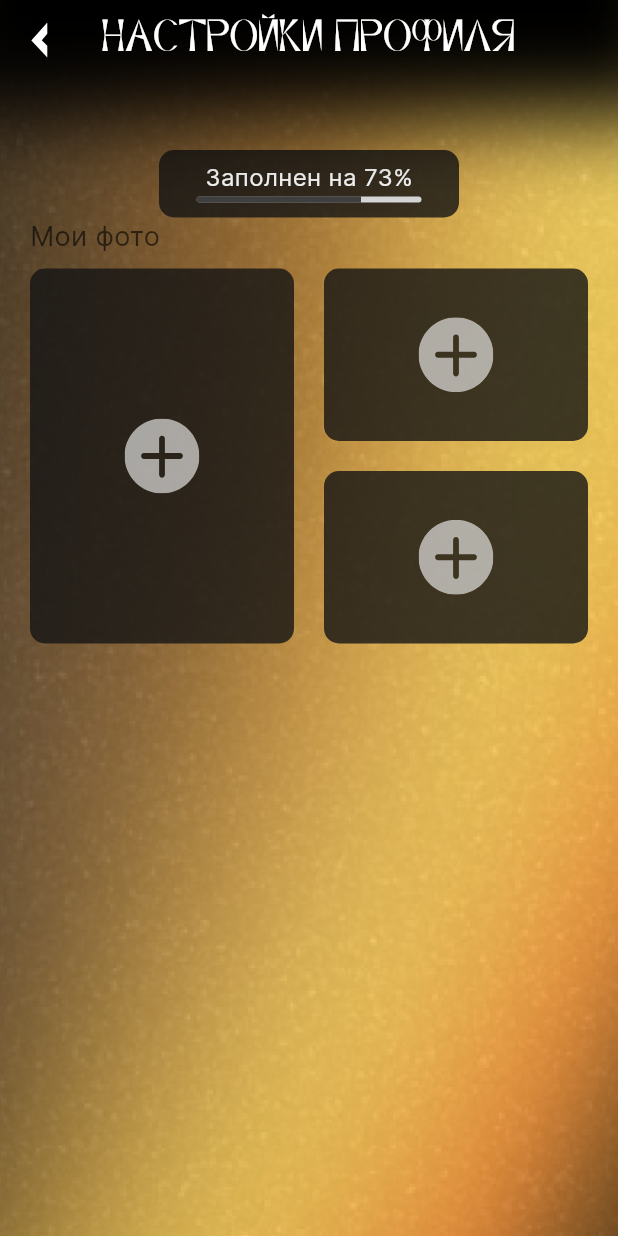
After one commit to romo4ko/shine-frontend, a Flutter app: the ProfileSettings screen opened by its route, on a phone screen of 412 x 824 dp. The commit adds this screen. Run offline on Flutter 3.47's test engine with Material 3 defaults, Android fonts, the phone set to English and light mode, and no system bars; our stand-ins replace flutter_card_swiper, flutter_svg, flutter_xlider, image_picker; missing offline and left inert: masked_text; network calls fail.

Commit message:
added profile settings page

```diff
--- a/lib/components/Profile/ProfileCard.dart
+++ b/lib/components/Profile/ProfileCard.dart
@@ -33,7 +33,7 @@ class ProfileCard extends StatelessWidget {
                 child: CircleAvatar(
                   backgroundColor: Colors.white,
                   backgroundImage: NetworkImage(
-                      user.image
+                      user.image ?? 'https://smart.mag-river.ru/uploads/goods/img/445-360/fit/no-image.png'
                   ),
                   maxRadius: 40,
                 ),
@@ -81,7 +81,7 @@ class ProfileCard extends StatelessWidget {
                 height: 30,
                 child: ElevatedButton(
                   onPressed: () => {
-                    Navigator.pushNamed(context, "edit-profile")
+                    Navigator.pushNamed(context, "profile-settings")
                   },
                   style: ElevatedButton.styleFrom(
                     shape: const RoundedRectangleBorder(
--- /dev/null
+++ b/lib/components/ProfileSettings/ImagesGrid.dart
@@ -0,0 +1,97 @@
+
+import 'package:flutter/material.dart';
+import 'package:flutter_svg/svg.dart';
+import 'package:image_picker/image_picker.dart';
+import 'dart:io';
+
+class ImagesGrid extends StatefulWidget {
+
+  final List images;
+
+  const ImagesGrid({
+    super.key,
+    required this.images,
+  });
+
+  @override
+  State<ImagesGrid> createState() => _ImagesGridState();
+}
+
+class _ImagesGridState extends State<ImagesGrid> {
+
+  @override
+  Widget build(BuildContext context) {
+    return Column(
+      crossAxisAlignment: CrossAxisAlignment.start,
+      children: [
+        Padding(
+          padding: const EdgeInsets.only(bottom: 8.0),
+          child: Text(
+            'Мои фото',
+            textAlign: TextAlign.start,
+            style: TextStyle(
+                color: Colors.black.withOpacity(0.6),
+                fontSize: 18,
+                fontFamily: 'Inter'
+            ),
+          ),
+        ),
+        Row(children: [
+          Container(
+            height: 250,
+            width: MediaQuery.of(context).size.width/2-30,
+            decoration: const BoxDecoration(
+              borderRadius: BorderRadius.all(Radius.circular(10)),
+              color: Color.fromRGBO(20, 20, 20, 0.8),
+            ),
+            child: Center(
+              child: SvgPicture.asset('assets/icons/add-image.svg', width: 50),
+            ),
+          ),
+          const SizedBox(width: 20),
+          Column(children: [
+            GestureDetector(
+              onTap: () {
+                print(1);
+              },
+              child: Container(
+                height: 115,
+                width: MediaQuery.of(context).size.width/2-30,
+                decoration: const BoxDecoration(
+                  borderRadius: BorderRadius.all(Radius.circular(10)),
+                  color: Color.fromRGBO(20, 20, 20, 0.8),
+                ),
+                child: GestureDetector(
+                  onTap: () {
+                  },
+                  child: Container(
+                    padding: const EdgeInsets.symmetric(horizontal: 20, vertical: 10),
+                    child: Center(
+                      child: SvgPicture.asset('assets/icons/add-image.svg', width: 50),
+                    ),
+                  ),
+                ),
+              ),
+            ),
+            const SizedBox(height: 20),
+            GestureDetector(
+              onTap: () {
+              },
+              child: Container(
+                height: 115,
+                width: MediaQuery.of(context).size.width/2-30,
+                decoration: const BoxDecoration(
+                  borderRadius: BorderRadius.all(Radius.circular(10)),
+                  color: Color.fromRGBO(20, 20, 20, 0.8),
+                ),
+                child: Center(
+                  child: SvgPicture.asset('assets/icons/add-image.svg', width: 50),
+                ),
+              ),
+            )
+          ],)
+        ],)
+      ],
+    );
+  }
+}
--- /dev/null
+++ b/lib/components/ProfileSettings/ProfileSettingsFilled.dart
@@ -0,0 +1,79 @@
+
+import 'package:flutter/material.dart';
+import 'package:flutter_svg/svg.dart';
+
+class ProfileSettingsFilled extends StatelessWidget {
+
+  final int percent;
+
+  const ProfileSettingsFilled({
+    super.key,
+    required this.percent,
+  });
+
+  @override
+  Widget build(BuildContext context) {
+    return GestureDetector(
+      onTap: () {
+        print('premium');
+      },
+      child: Container(
+        padding: const EdgeInsets.symmetric(vertical: 10),
+        width: 200,
+        decoration: const BoxDecoration(
+          borderRadius: BorderRadius.all(Radius.circular(10)),
+          color: Color.fromRGBO(20, 20, 20, 0.8),
+        ),
+        child: Column(
+          crossAxisAlignment: CrossAxisAlignment.center,
+          children: [
+            Row(
+              mainAxisAlignment: MainAxisAlignment.center,
+              children: [
+                Text(
+                    'Заполнен на ${percent}%',
+                    style: const TextStyle(
+                        height: 1,
+                        fontFamily: 'Inter',
+                        fontSize: 16,
+                        color: Colors.white
+                    ),
+                ),
+              ],
+            ),
+            SizedBox(height: 5),
+            Stack(
+              children: [
+                Container(
+                  width: 150,
+                  height: 4,
+                  decoration: BoxDecoration(
+                    color: Color.fromRGBO(217, 217, 217, 1),
+                    borderRadius: BorderRadius.circular(10),
+                  ),
+                ),
+                Container(
+                  width: 150,
+                  height: 4,
+                  decoration: BoxDecoration(
+                    borderRadius: BorderRadius.circular(10),
+                    gradient: LinearGradient(
+                      stops: [
+                        percent/100,
+                        0.01,
+                      ],
+                      colors: [
+                        Colors.black.withOpacity(0.7),
+                        Colors.transparent
+                      ],
+                    ),
+                  ),
+                ),
+              ],
+            )
+          ],
+        ),
+      ),
+    );
+  }
+}
--- a/lib/main.dart
+++ b/lib/main.dart
@@ -6,6 +6,7 @@ import 'package:shine/views/filters.dart';
 import 'package:shine/views/information.dart';
 import 'package:shine/views/likes.dart';
 import 'package:shine/views/profile.dart';
+import 'package:shine/views/profileSettings.dart';
 import 'package:shine/views/purpose.dart';
 import 'package:shine/views/settings.dart';
 import 'package:shine/views/tape.dart';
@@ -43,6 +44,7 @@ class App extends StatelessWidget {
         'chat': (context) => const Chat(),
         'likes': (context) => const Likes(),
         'settings': (context) => const Settings(),
+        'profile-settings': (context) => const ProfileSettings(),
       },
       theme: ThemeData(
         scaffoldBackgroundColor: Colors.black,
--- a/lib/models/ChatModel.dart
+++ b/lib/models/ChatModel.dart
@@ -1,4 +1,3 @@
-import 'dart:ffi';
 
 import 'package:shine/models/Message.dart';
 
--- a/lib/models/Self.dart
+++ b/lib/models/Self.dart
@@ -5,7 +5,8 @@ class Self {
   final String? text;
   final String city;
   final String purpose;
-  final String image;
+  final String? image;
+  final List images;
   final bool is_premium;
   final int bot_setting;
   final int profile_filled;
@@ -19,6 +20,7 @@ class Self {
       this.city,
       this.purpose,
       this.image,
+      this.images,
       this.is_premium,
       this.bot_setting,
       this.profile_filled,
@@ -32,6 +34,7 @@ class Self {
         city = json['city'],
         purpose = json['purpose'],
         image = json['image'],
+        images = json['images'] ?? [],
         is_premium = json['is_premium'],
         bot_setting = json['bot_setting'],
         profile_filled = json['profile_filled'],
--- a/lib/views/likes.dart
+++ b/lib/views/likes.dart
@@ -19,7 +19,7 @@ class Likes extends StatefulWidget {
 class _LikesState extends State<Likes> {
 
   var response = {
-      'is_premium': true,
+      'is_premium': false,
       'likes': [
         {
           'id': 0,
@@ -207,13 +207,13 @@ class _LikesState extends State<Likes> {
                                           children: [
                                             SvgPicture.asset(
                                               'assets/icons/dislike.svg',
-                                              height: 50,
-                                              width: 50,
+                                              height: 40,
+                                              width: 40,
                                             ),
                                             SvgPicture.asset(
                                               'assets/icons/like.svg',
-                                              height: 50,
-                                              width: 50,
+                                              height: 40,
+                                              width: 40,
                                             ),
                                           ],
                                         ),
--- /dev/null
+++ b/lib/views/profileSettings.dart
@@ -0,0 +1,66 @@
+
+import 'package:flutter/material.dart';
+import 'package:flutter/cupertino.dart';
+import 'package:shine/components/Profile/profile.dart';
+import 'package:shine/components/ProfileSettings/ImagesGrid.dart';
+
+import '../components/Common/AppBar/DefaultAppBar.dart';
+import '../components/Common/BottomBar.dart';
+import '../models/Self.dart';
+import '../components/ProfileSettings/ProfileSettingsFilled.dart';
+
+class ProfileSettings extends StatefulWidget {
+  const ProfileSettings({super.key});
+
+  @override
+  State<ProfileSettings> createState() => _ProfileSettingsState();
+}
+
+class _ProfileSettingsState extends State<ProfileSettings> {
+
+  Self user = Self.fromJson({
+    'id': 1,
+    'name': 'Александр',
+    'age': 25,
+    'city': 'Ростов-на-Дону',
+    'purpose': 'Свидания',
+    'image': "https://avatars.dzeninfra.ru/get-zen_doc/29030/pub_5ae9c5fe3dceb76be76eebac_5ae9cad457906a18134a10ad/scale_1200",
+    'images': [
+      "https://avatars.dzeninfra.ru/get-zen_doc/29030/pub_5ae9c5fe3dceb76be76eebac_5ae9cad457906a18134a10ad/scale_1200"
+    ],
+    'is_premium': false,
+    'bot_setting': 1,
+    'profile_filled': 73,
+    'invites': 1
+  });
+
+  @override
+  Widget build(BuildContext context) {
+    return Scaffold(
+      extendBodyBehindAppBar: true,
+      resizeToAvoidBottomInset: false,
+      appBar: const DefaultAppBar(title: "НАСТРОЙКИ ПРОФИЛЯ", titleSize: 24),
+      body: SingleChildScrollView(
+        child: Container(
+          constraints: BoxConstraints(
+              minHeight: MediaQuery.of(context).size.height,
+              minWidth: MediaQuery.of(context).size.width
+          ),
+          padding: const EdgeInsets.only(top: 100, left: 20, right: 20, bottom: 100),
+          decoration: const BoxDecoration(
+            image: DecorationImage(
+              image: AssetImage("assets/images/backgrounds/profile-settings-bg.png"),
+              fit: BoxFit.cover,
+            ),
+          ),
+          child: Column(
+            children: [
+              ProfileSettingsFilled(percent: user.profile_filled),
+              ImagesGrid(images: user.images)
+            ],
+          ),
+        ),
+      ),
+    );
+  }
+}
--- a/lib/views/settings.dart
+++ b/lib/views/settings.dart
@@ -46,7 +46,7 @@ class _SettingsState extends State<Settings> {
               padding: const EdgeInsets.only(top: 120, left: 20, right: 20, bottom: 100),
               decoration: const BoxDecoration(
                 image: DecorationImage(
-                  image: AssetImage("assets/images/backgrounds/profile-bg.png"),
+                  image: AssetImage("assets/images/backgrounds/settings-bg.png"),
                   fit: BoxFit.cover,
                 ),
               ),
```
Also changed, not shown: assets/images/backgrounds/profile-settings-bg.png (added), assets/images/backgrounds/settings-bg.png (added).
